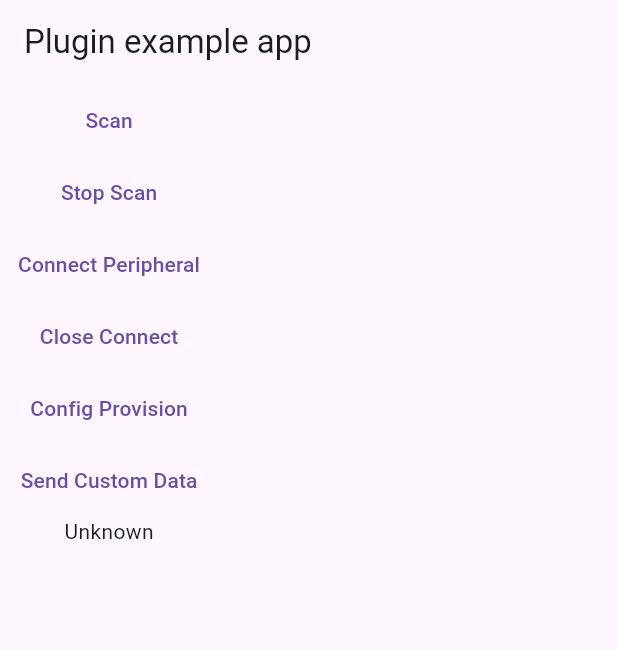
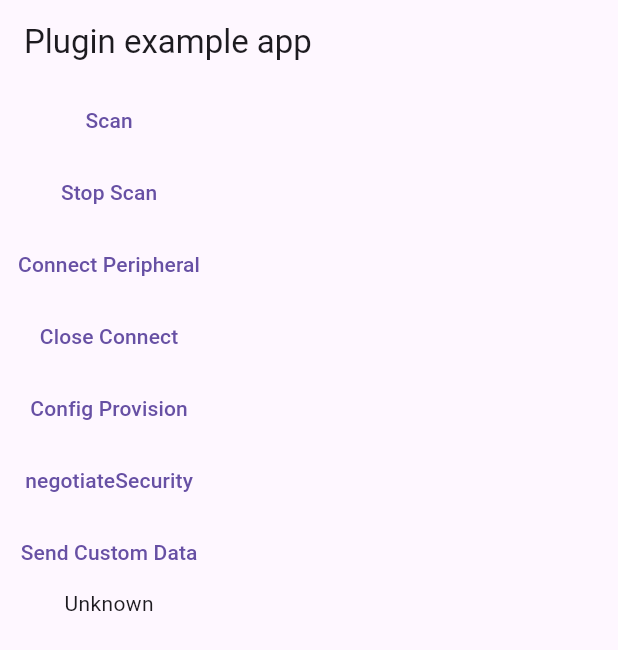
Before and after one commit to suyulin/FlutterBlufi, a Flutter app: the screen it shows after launch, on a phone screen of 412 x 824 dp. Shown: the top 650 px of the screen. Run offline on Flutter 3.47's test engine with Material 3 defaults, Android fonts, the phone set to English and light mode, and no system bars.

```diff
--- a/example/lib/main.dart
+++ b/example/lib/main.dart
@@ -90,7 +90,9 @@ class _MyAppState extends State<MyApp> {
             TextButton(onPressed: () async {
              await BlufiPlugin.instance.configProvision(username: 'ABCXYZ', password: '0913456789');
             }, child: Text('Config Provision')),
-
+            TextButton(onPressed: () async {
+              await BlufiPlugin.instance.negotiateSecurity();
+            }, child: Text('negotiateSecurity')),
             TextButton(onPressed: () async {
               String command ='{"cmd": "wifi_get","dev_sn": "","token": "123","info": {}}';
               await BlufiPlugin.instance.postCustomData(command);
```
Also changed, not shown: 2 other files.
